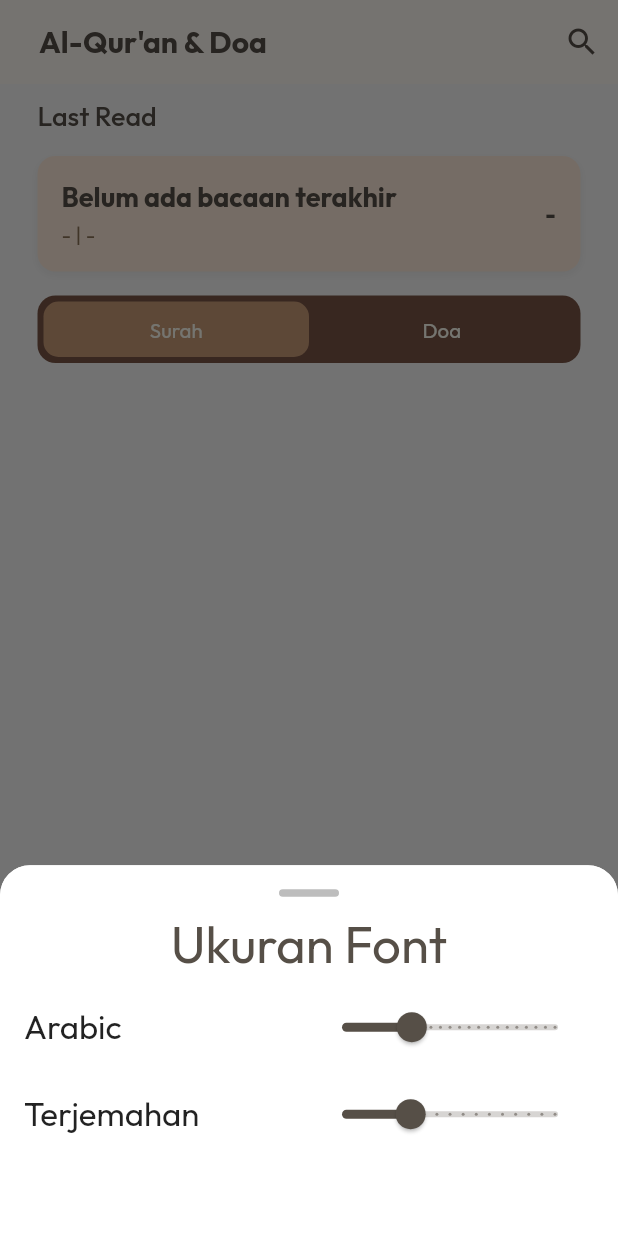
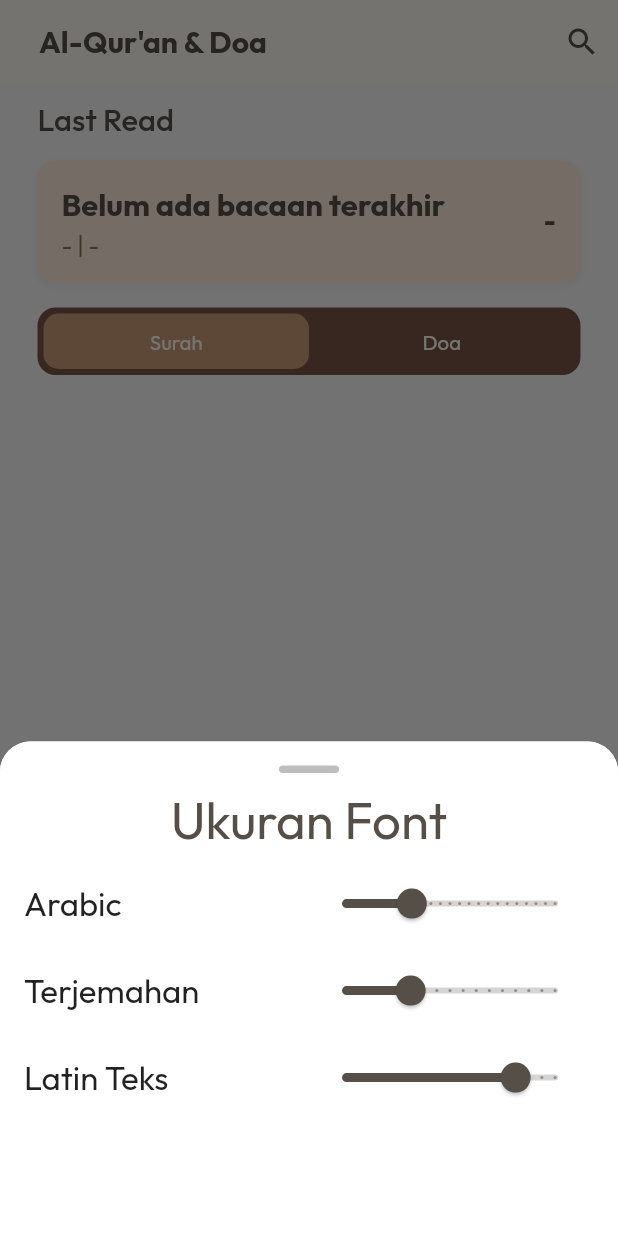
Before and after one commit to hmzahiqball/flutter-quran-v2, a Flutter app: the screen it shows after launch, item 3 of the bottom bar chosen, on a phone screen of 412 x 824 dp. Run offline on Flutter 3.47's test engine with Material 3 defaults, Android fonts, the phone set to English and light mode, and no system bars; our stand-ins replace flutter_html, google_fonts, hijri, html_unescape, shared_preferences.

Commit message:
updated settings for doa modal

```diff
--- a/lib/provider/settings_provider.dart
+++ b/lib/provider/settings_provider.dart
@@ -3,9 +3,11 @@ import 'package:shared_preferences/shared_preferences.dart';
 
 class SettingsProvider extends ChangeNotifier {
   double _arabicFontSize = 22.0;
+  double _latinFontSize = 16.0;
   double _translationFontSize = 16.0;
 
   double get arabicFontSize => _arabicFontSize;
+  double get latinFontSize => _latinFontSize;
   double get translationFontSize => _translationFontSize;
 
   SettingsProvider() {
@@ -15,6 +17,7 @@ class SettingsProvider extends ChangeNotifier {
   void _loadSettings() async {
     final prefs = await SharedPreferences.getInstance();
     _arabicFontSize = prefs.getDouble('arabicFontSize') ?? 22.0;
+    _latinFontSize = prefs.getDouble('latinFontSize') ?? 16.0;
     _translationFontSize = prefs.getDouble('translationFontSize') ?? 16.0;
     notifyListeners();
   }
@@ -26,6 +29,13 @@ class SettingsProvider extends ChangeNotifier {
     notifyListeners();
   }
 
+  void setlatinFontSize(double value) async {
+    _latinFontSize = value;
+    final prefs = await SharedPreferences.getInstance();
+    await prefs.setDouble('latinFontSize', value);
+    notifyListeners();
+  }
+
   void setTranslationFontSize(double value) async {
     _translationFontSize = value;
     final prefs = await SharedPreferences.getInstance();
--- a/lib/screens/home_screen.dart
+++ b/lib/screens/home_screen.dart
@@ -140,6 +140,7 @@ class _HomePageState extends State<HomePage> {
 
   @override
   Widget build(BuildContext context) {
+    double width = MediaQuery.of(context).size.width;
     return Scaffold(
       backgroundColor: Color(0xFFF9F9F9),
       appBar: AppBar(
@@ -199,7 +200,7 @@ class _HomePageState extends State<HomePage> {
             Text(
               'Last Read',
               style: TextStyle(
-                fontSize: 18,
+                fontSize: width * 0.05,
                 color: Theme.of(context).colorScheme.primary,
                 fontWeight: FontWeight.w500,
               ),
--- a/lib/widget/DoaItem_widget.dart
+++ b/lib/widget/DoaItem_widget.dart
@@ -12,6 +12,7 @@ class DoaItem extends StatelessWidget {
 
   @override
   Widget build(BuildContext context) {
+    double width = MediaQuery.of(context).size.width;
     return Container(
       padding: EdgeInsets.symmetric(vertical: 8),
       decoration: BoxDecoration(
@@ -27,7 +28,7 @@ class DoaItem extends StatelessWidget {
               Column(
                 crossAxisAlignment: CrossAxisAlignment.start,
                 children: [
-                  Text(title, style: TextStyle(fontSize: 16, color: Theme.of(context).colorScheme.primary, fontWeight: FontWeight.bold)),
+                  Text(title, style: TextStyle(fontSize: width * 0.04, color: Theme.of(context).colorScheme.primary, fontWeight: FontWeight.bold)),
                 ],
               ),
             ],
--- a/lib/widget/LastReadCard_widget.dart
+++ b/lib/widget/LastReadCard_widget.dart
@@ -17,6 +17,7 @@ class LastReadCard extends StatelessWidget {
 
   @override
   Widget build(BuildContext context) {
+    double width = MediaQuery.of(context).size.width;
     return Container(
       width: double.infinity,
       padding: EdgeInsets.all(16),
@@ -41,7 +42,7 @@ class LastReadCard extends StatelessWidget {
                 title,
                 style: TextStyle(
                   color: Theme.of(context).colorScheme.primary,
-                  fontSize: 18,
+                  fontSize: width * 0.05,
                   fontWeight: FontWeight.bold,
                 ),
               ),
@@ -50,7 +51,7 @@ class LastReadCard extends StatelessWidget {
                 verse != null ? verse + ' | ' + type : "",
                 style: TextStyle(
                   color: Theme.of(context).colorScheme.secondary,
-                  fontSize: 14,
+                  fontSize: width * 0.038,
                 ),
               ),
             ],
@@ -59,7 +60,7 @@ class LastReadCard extends StatelessWidget {
             arabicTitle != null ? arabicTitle : "",
             style: GoogleFonts.scheherazadeNew(
               color: Theme.of(context).colorScheme.primary,
-              fontSize: 20,
+              fontSize: width * 0.055,
               fontWeight: FontWeight.bold,
             ),
           ),
--- a/lib/widget/Settings_widget.dart
+++ b/lib/widget/Settings_widget.dart
@@ -12,6 +12,7 @@ class SettingsWidget extends StatefulWidget {
 
 class _SettingsWidgetState extends State<SettingsWidget> {
   int _arabicFontSize = 22;
+  int _latinFontSize = 16;
   int _translationFontSize = 16;
 
   @override
@@ -24,6 +25,7 @@ class _SettingsWidgetState extends State<SettingsWidget> {
     final prefs = await SharedPreferences.getInstance();
     setState(() {
       _arabicFontSize = (prefs.getInt('arabicFontSize') ?? 22);
+      _latinFontSize = (prefs.getInt('latinFontSize') ?? 22);
       _translationFontSize = (prefs.getInt('translationFontSize') ?? 16);
     });
   }
@@ -31,6 +33,7 @@ class _SettingsWidgetState extends State<SettingsWidget> {
   _saveSettings() async {
     final prefs = await SharedPreferences.getInstance();
     prefs.setInt('arabicFontSize', _arabicFontSize);
+    prefs.setInt('latinFontSize', _latinFontSize);
     prefs.setInt('translationFontSize', _translationFontSize);
   }
 
@@ -38,7 +41,7 @@ class _SettingsWidgetState extends State<SettingsWidget> {
   Widget build(BuildContext context) {
     final settings = Provider.of<SettingsProvider>(context);
     return Container(
-      height: MediaQuery.of(context).size.height * 0.3,
+      height: MediaQuery.of(context).size.height * 0.4,
       padding: const EdgeInsets.all(16),
       decoration: BoxDecoration(
         color: Colors.white,
@@ -105,6 +108,27 @@ class _SettingsWidgetState extends State<SettingsWidget> {
               ),
             ],
           ),
+          const SizedBox(height: 10),
+          Row(
+            mainAxisAlignment: MainAxisAlignment.spaceBetween,
+            children: [
+              Text('Latin Teks', style: TextStyle(fontSize: 22)),
+              Slider(
+                value: _latinFontSize.toDouble(),
+                min: 12,
+                max: 24,
+                divisions: 16,
+                label: _latinFontSize.round().toString(),
+                onChanged: (value) {
+                  settings.setlatinFontSize(value);
+                  setState(() {
+                    _latinFontSize = value.round();
+                  });
+                  _saveSettings();
+                },
+              ),
+            ],
+          ),
         ],
       ),
     );
```
Also changed, not shown: lib/widget/DoaModal_widget.dart (+7 -3 lines), lib/widget/SuraItem_widget.dart (+5 -3 lines).
